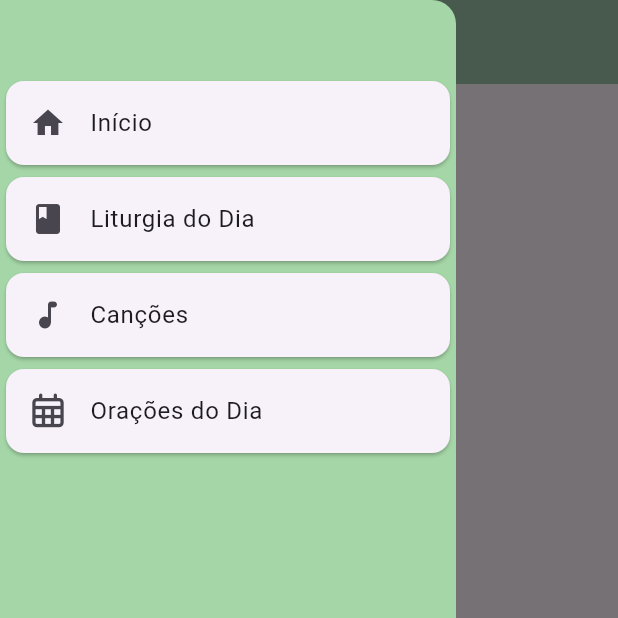
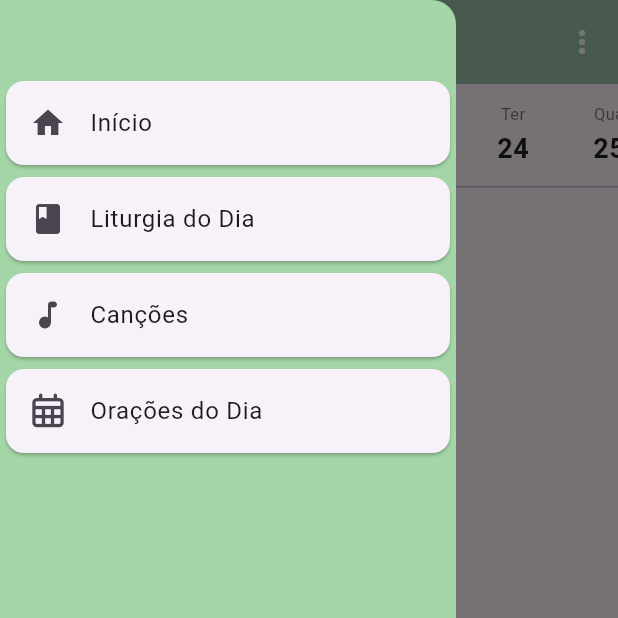
Before and after one commit to Thallanar/liturgia_diaria, a Flutter app: the LiturgiaPage screen opened directly, with the side drawer open, on a phone screen of 412 x 824 dp, the top half of it. Run offline on Flutter 3.47's test engine with Material 3 defaults, Android fonts, the phone set to English and light mode, and no system bars; our stand-ins replace cached_network_image, font_awesome_flutter, package_info_plus; network calls fail.

Commit message:
feat: versão 0.1.0 — seletor de datas na liturgia e página Sobre
- Página Sobre acessível pelo menu (⋮) da AppBar
- Barra de datas horizontal na página de Liturgia (±7 dias)
- Script scripts/bump_version.sh para versionamento semântico
- GitHub Actions workflow para releases automáticas
- Dependência package_info_plus para exibir versão dinamicamente

Co-Authored-By: Claude Sonnet 4.6 <noreply@anthropic.com>

```diff
--- a/lib/interface/appbar/appbar.dart
+++ b/lib/interface/appbar/appbar.dart
@@ -28,11 +28,27 @@ AppBar customAppBar(BuildContext context, String title, {bool haveDrawer = true}
         fontWeight: FontWeight.bold
       ),
     ),
-    actions: haveDrawer
-        ? [
-            SizedBox(width: 48), // Mesmo tamanho do leading para balancear
-          ]
-        : null,
+    actions: [
+      PopupMenuButton<String>(
+        icon: Icon(
+          Icons.more_vert,
+          color: MediaQuery.of(context).platformBrightness == Brightness.dark
+              ? Colors.black
+              : Colors.white,
+        ),
+        onSelected: (value) {
+          if (value == 'sobre') {
+            Navigator.pushNamed(context, '/sobre');
+          }
+        },
+        itemBuilder: (context) => const [
+          PopupMenuItem(
+            value: 'sobre',
+            child: Text('Sobre'),
+          ),
+        ],
+      ),
+    ],
     backgroundColor:
         MediaQuery.of(context).platformBrightness == Brightness.dark
             ? Colors.blue[200]
--- a/lib/main.dart
+++ b/lib/main.dart
@@ -1,5 +1,6 @@
 import 'package:flutter/material.dart';
 import 'package:liturgia_diaria/pages/homepage.dart';
+import 'package:liturgia_diaria/pages/sobre.dart';
 
 void main() {
   runApp(const MyApp());
@@ -18,6 +19,9 @@ class MyApp extends StatelessWidget {
       darkTheme: ThemeData.dark(),
       theme: ThemeData.light(),
       home: const HomePage(),
+      routes: {
+        '/sobre': (context) => const SobrePage(),
+      },
     );
   }
 }
--- a/lib/pages/liturgia.dart
+++ b/lib/pages/liturgia.dart
@@ -18,22 +18,73 @@ class _LiturgiaPageState extends State<LiturgiaPage> {
   bool _isLoading = false;
   String? _errorMessage;
 
+  final DateTime _today = DateTime(
+    DateTime.now().year,
+    DateTime.now().month,
+    DateTime.now().day,
+  );
+  late DateTime _selectedDate;
+  final ScrollController _dateScrollController = ScrollController();
+
+  static const int _rangeDays = 7;
+  static const double _chipWidth = 56.0;
+  static const double _chipMargin = 4.0;
+
   @override
   void initState() {
     super.initState();
+    _selectedDate = _today;
     _carregarLiturgia();
+    WidgetsBinding.instance.addPostFrameCallback((_) => _scrollToSelected());
   }
 
-  Future<void> _carregarLiturgia() async {
+  @override
+  void dispose() {
+    _dateScrollController.dispose();
+    super.dispose();
+  }
+
+  bool _isSameDay(DateTime a, DateTime b) =>
+      a.year == b.year && a.month == b.month && a.day == b.day;
+
+  int get _selectedIndex =>
+      _rangeDays + _selectedDate.difference(_today).inDays;
+
+  void _scrollToSelected() {
+    if (!_dateScrollController.hasClients) return;
+    final screenWidth = MediaQuery.of(context).size.width;
+    final effectiveWidth = _chipWidth + _chipMargin * 2;
+    final offset = _selectedIndex * effectiveWidth
+        - screenWidth / 2
+        + effectiveWidth / 2;
+    _dateScrollController.jumpTo(
+      offset.clamp(0.0, _dateScrollController.position.maxScrollExtent),
+    );
+  }
+
+  Future<void> _carregarLiturgia({DateTime? data}) async {
+    final date = data ?? _selectedDate;
     setState(() {
       _isLoading = true;
       _errorMessage = null;
+      _selectedDate = date;
     });
 
-    final data = await _apiService.getLiturgiaDoDia();
-    if (data != null) {
+    final Map<String, dynamic>? result;
+    if (_isSameDay(date, _today)) {
+      result = await _apiService.getLiturgiaDoDia();
+    } else {
+      result = await _apiService.getLiturgiaData(
+        dia: date.day,
+        mes: date.month,
+        ano: date.year,
+      );
+    }
+
+    if (!mounted) return;
+    if (result != null) {
       setState(() {
-        _liturgia = LiturgiaModel.fromJson(data);
+        _liturgia = LiturgiaModel.fromJson(result!);
         _isLoading = false;
       });
     } else {
@@ -44,20 +95,88 @@ class _LiturgiaPageState extends State<LiturgiaPage> {
     }
   }
 
-  @override
-  Widget build(BuildContext context) {
-    return Scaffold(
-      drawer: const MyDrawer(),
-      appBar: customAppBar(context, "Liturgia do Dia"),
-      body: _isLoading
-          ? const Center(child: CircularProgressIndicator())
-          : _errorMessage != null
-              ? Center(
+  Widget _buildDateStrip() {
+    const weekdays = ['Dom', 'Seg', 'Ter', 'Qua', 'Qui', 'Sex', 'Sáb'];
+    final isDark = MediaQuery.of(context).platformBrightness == Brightness.dark;
+    final primaryColor = isDark ? Colors.blue[300]! : Colors.green[700]!;
+    final totalItems = _rangeDays * 2 + 1;
+
+    return SizedBox(
+      height: 68,
+      child: ListView.builder(
+        controller: _dateScrollController,
+        scrollDirection: Axis.horizontal,
+        padding: const EdgeInsets.symmetric(horizontal: 8, vertical: 8),
+        itemCount: totalItems,
+        itemBuilder: (context, index) {
+          final date = _today.add(Duration(days: index - _rangeDays));
+          final isSelected = _isSameDay(date, _selectedDate);
+          final isToday = _isSameDay(date, _today);
+
+          return GestureDetector(
+            onTap: () => _carregarLiturgia(data: date),
+            child: AnimatedContainer(
+              duration: const Duration(milliseconds: 180),
+              margin: EdgeInsets.symmetric(horizontal: _chipMargin),
+              width: _chipWidth,
+              decoration: BoxDecoration(
+                color: isSelected
+                    ? primaryColor
+                    : isToday
+                        ? primaryColor.withAlpha(30)
+                        : Colors.transparent,
+                borderRadius: BorderRadius.circular(12),
+                border: isToday && !isSelected
+                    ? Border.all(color: primaryColor, width: 1.5)
+                    : null,
+              ),
               child: Column(
                 mainAxisAlignment: MainAxisAlignment.center,
                 children: [
-                      const Icon(Icons.error_outline,
-                          size: 60, color: Colors.red),
+                  Text(
+                    weekdays[date.weekday % 7],
+                    style: TextStyle(
+                      fontSize: 11,
+                      color: isSelected
+                          ? Colors.white
+                          : isDark
+                              ? Colors.white60
+                              : Colors.black54,
+                    ),
+                  ),
+                  const SizedBox(height: 2),
+                  Text(
+                    '${date.day}',
+                    style: TextStyle(
+                      fontSize: 18,
+                      fontWeight: FontWeight.bold,
+                      color: isSelected
+                          ? Colors.white
+                          : isDark
+                              ? Colors.white
+                              : Colors.black87,
+                    ),
+                  ),
+                ],
+              ),
+            ),
+          );
+        },
+      ),
+    );
+  }
+
+  @override
+  Widget build(BuildContext context) {
+    final Widget content;
+    if (_isLoading) {
+      content = const Center(child: CircularProgressIndicator());
+    } else if (_errorMessage != null) {
+      content = Center(
+        child: Column(
+          mainAxisAlignment: MainAxisAlignment.center,
+          children: [
+            const Icon(Icons.error_outline, size: 60, color: Colors.red),
             const SizedBox(height: 16),
             Text(_errorMessage!),
             const SizedBox(height: 16),
@@ -67,12 +186,25 @@ class _LiturgiaPageState extends State<LiturgiaPage> {
             ),
           ],
         ),
-                )
-              : _liturgia == null
-                  ? const Center(child: Text('Nenhuma liturgia disponível'))
-                  : LiturgiaContent(
+      );
+    } else if (_liturgia == null) {
+      content = const Center(child: Text('Nenhuma liturgia disponível'));
+    } else {
+      content = LiturgiaContent(
         liturgia: _liturgia!,
-                      onRefresh: _carregarLiturgia,
+        onRefresh: () => _carregarLiturgia(),
+      );
+    }
+
+    return Scaffold(
+      drawer: const MyDrawer(),
+      appBar: customAppBar(context, "Liturgia do Dia"),
+      body: Column(
+        children: [
+          _buildDateStrip(),
+          const Divider(height: 1),
+          Expanded(child: content),
+        ],
       ),
     );
   }
--- a/pubspec.yaml
+++ b/pubspec.yaml
@@ -16,7 +16,7 @@ publish_to: 'none' # Remove this line if you wish to publish to pub.dev
 # https://developer.apple.com/library/archive/documentation/General/Reference/InfoPlistKeyReference/Articles/CoreFoundationKeys.html
 # In Windows, build-name is used as the major, minor, and patch parts
 # of the product and file versions while build-number is used as the build suffix.
-version: 1.0.0+1
+version: 0.1.0+1
 
 environment:
   sdk: ^3.7.2
@@ -39,6 +39,7 @@ dependencies:
   html: ^0.15.4
   url_launcher: ^6.2.5
   cached_network_image: ^3.3.1
+  package_info_plus: ^8.0.0
 
 dev_dependencies:
   flutter_test:
```
Also changed, not shown: lib/pages/sobre.dart (added, +76 -0 lines), 2 other files. Lines whose indentation alone changed are shown as unchanged.
